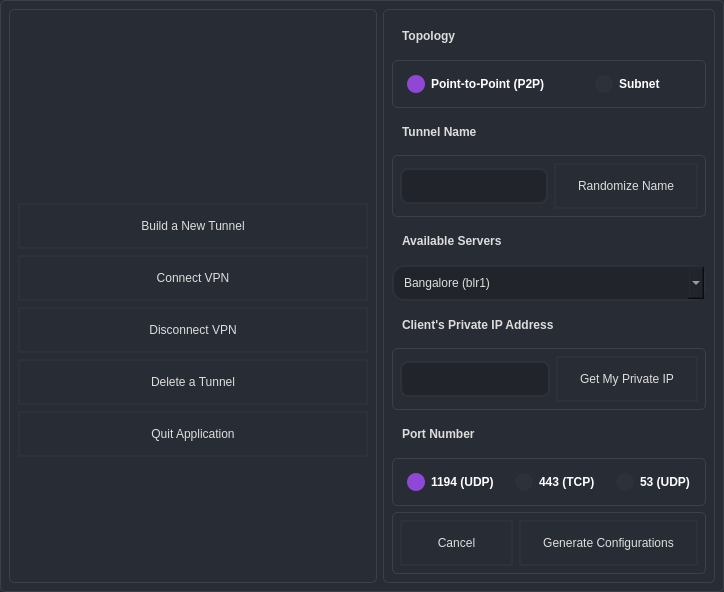
Above: resources/ui/dashboard.ui from jbjulia/tunnel-vision before the change. Below: the same form after it.
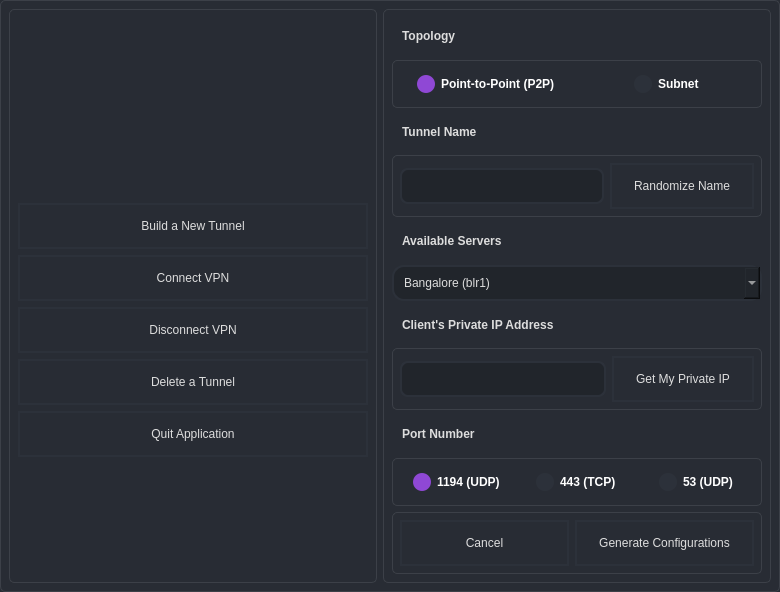
That is the form after the change. Icons and pictures are not drawn.

Commit message: Fixed module error in tv.py

What changed in the file:
```diff
--- a/resources/ui/dashboard.ui
+++ b/resources/ui/dashboard.ui
@@ -6,7 +6,7 @@
    <rect>
     <x>0</x>
     <y>0</y>
-    <width>617</width>
+    <width>780</width>
     <height>592</height>
    </rect>
   </property>
@@ -29,35 +29,6 @@
     border: none;
 }
 
-/* QDialog */
-QDialog {
-    color: #DDD;
-    background-color: #282C34;
-    border: 1px solid #3C4048;
-    border-radius: 5px;
-    padding: 7px;
-}
-
-/* QDialogButtonBox */
-QDialogButtonBox QPushButton {
-    border: 2px solid #2C313A;
-    background-color: transparent;
-    padding: 14px 22px;
-    border-radius: 25px;
-    outline: none;
-}
-
-QDialogButtonBox QPushButton:hover {
-    background-color: #3C4048;
-    border: 2px solid #8F48D5;
-    color: #FFF;
-}
-
-QDialogButtonBox QPushButton:pressed {
-    background-color: #8F48D5;
-    color: #FFF;
-}
-
 /* ToolTips */
 QToolTip {
     color: #FFF;
```
The commit also changes 1 other file.
